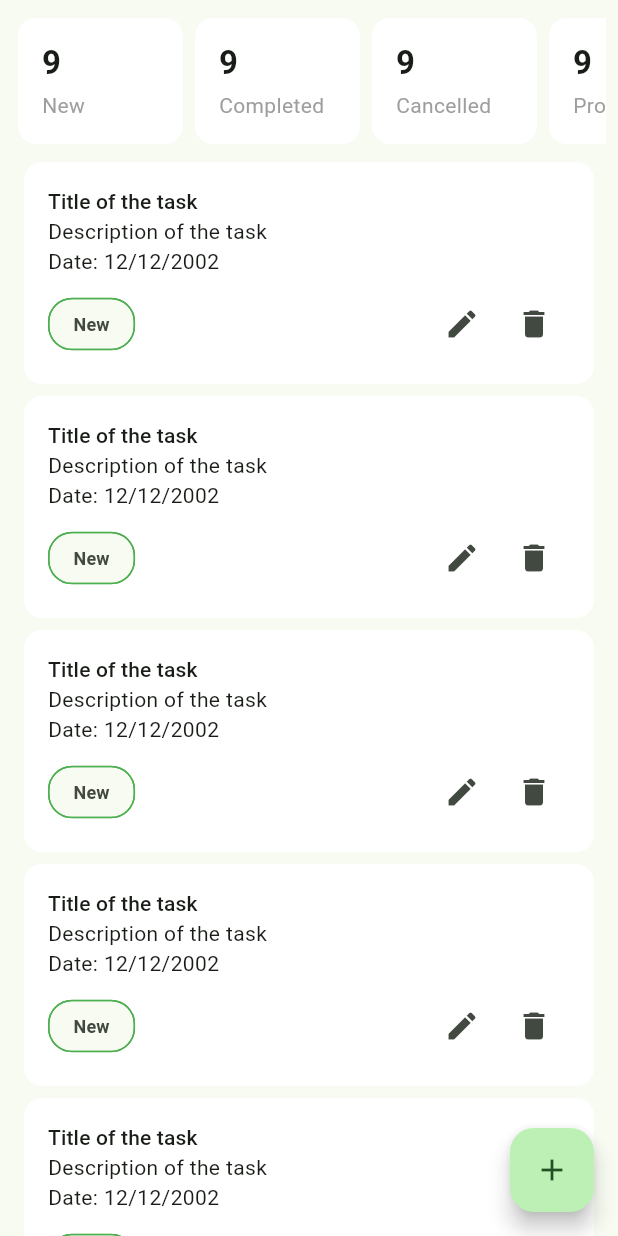
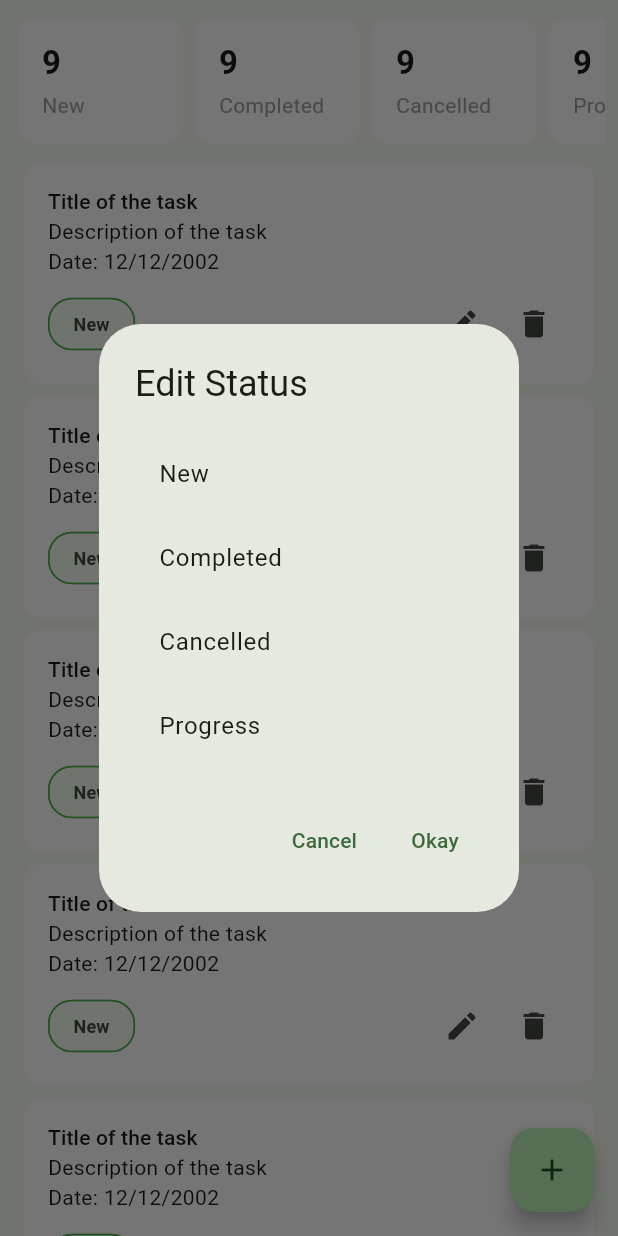
Before and after one commit to abdusselimCSE/Flutter-Projects, a Flutter app: the NewTaskScreen screen opened directly, after a tap on the "edit" icon, on a phone screen of 412 x 824 dp. Run offline on Flutter 3.47's test engine with Material 3 defaults, Android fonts, the phone set to English and light mode, and no system bars; our stand-ins replace flutter_svg, pin_code_fields.

```diff
--- a/lib/ui/widgets/task_card.dart
+++ b/lib/ui/widgets/task_card.dart
@@ -1,11 +1,16 @@
 import 'package:flutter/material.dart';
 import 'package:sum_app/ui/utils/app_colors.dart';
 
-class TaskCard extends StatelessWidget {
+class TaskCard extends StatefulWidget {
   const TaskCard({
     super.key,
   });
 
+  @override
+  State<TaskCard> createState() => _TaskCardState();
+}
+
+class _TaskCardState extends State<TaskCard> {
   @override
   Widget build(BuildContext context) {
     return Card(
@@ -36,11 +41,11 @@ class TaskCard extends StatelessWidget {
                 Wrap(
                   children: [
                     IconButton(
-                      onPressed: () {},
+                      onPressed: _onTapEditButton,
                       icon: const Icon(Icons.edit),
                     ),
                     IconButton(
-                      onPressed: () {},
+                      onPressed: _onTapDeleteButton,
                       icon: const Icon(Icons.delete),
                     ),
                   ],
@@ -52,6 +57,38 @@ class TaskCard extends StatelessWidget {
       ),
     );
   }
+
+  void _onTapEditButton() {
+    showDialog(
+      context: context,
+      builder: (context) {
+        return AlertDialog(
+          title: const Text("Edit Status"),
+          content: Column(
+              mainAxisSize: MainAxisSize.min,
+              children: ['New', 'Completed', 'Cancelled', 'Progress'].map((e) {
+                return ListTile(
+                  onTap: () {},
+                  title: Text(e),
+                );
+              }).toList()),
+          actions: [
+            TextButton(
+                onPressed: () {
+                  Navigator.pop(context);
+                },
+                child: const Text("Cancel")),
+            TextButton(
+              onPressed: () {},
+              child: const Text("Okay"),
+            ),
+          ],
+        );
+      },
+    );
+  }
+
+  void _onTapDeleteButton() {}
 
   Widget _buildTaskStatusChip() {
     return Chip(
```
Also changed, not shown: lib/ui/screens/cancelled_task_screen.dart (+11 -2 lines), lib/ui/screens/completed_task_screen.dart (+9 -2 lines), lib/ui/screens/profile_screen.dart (added, +109 -0 lines), lib/ui/screens/progress_task_screen.dart (+11 -2 lines), lib/ui/widgets/tm_app_bar.dart (+18 -1 lines), pubspec.lock, 1 other file.
